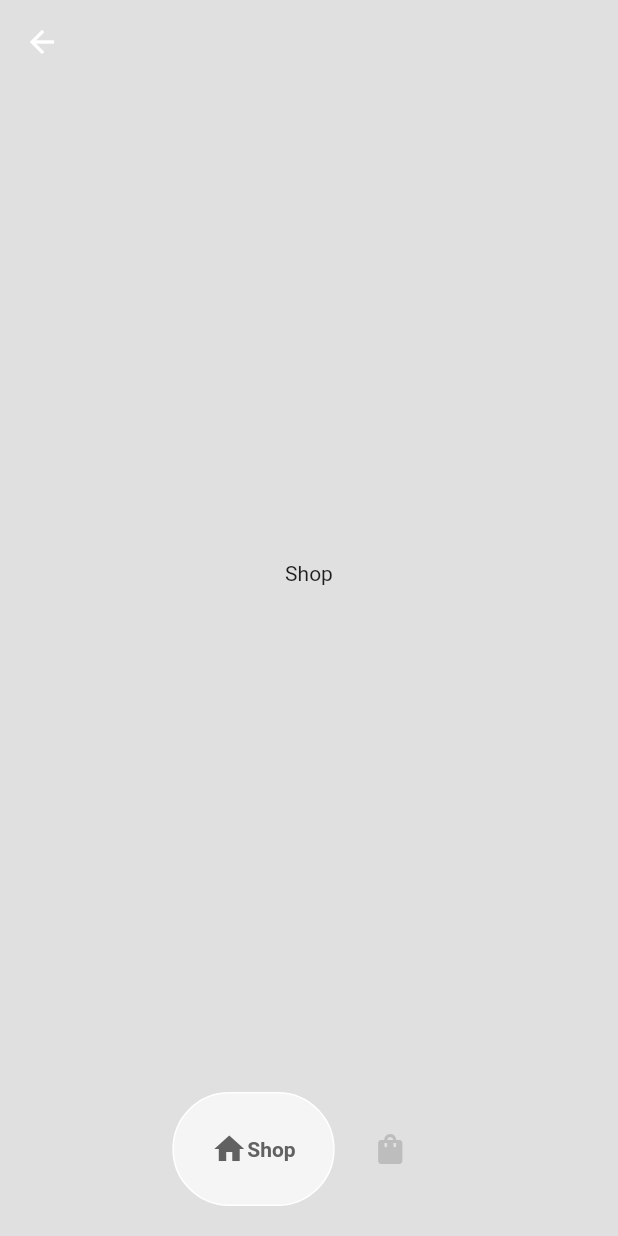
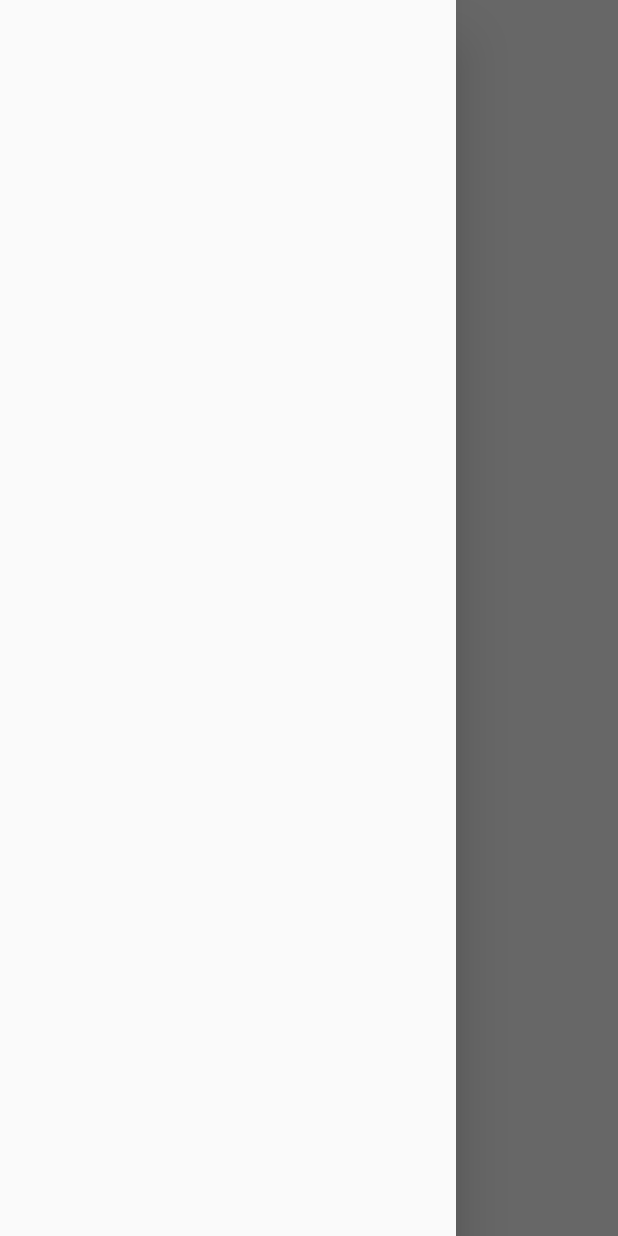
Before and after one commit to AramKim37/flutter-ecommerce, a Flutter app: the HomePage screen opened directly, with the side drawer open (before the commit the screen has no drawer), on a phone screen of 412 x 824 dp. Run offline on Flutter 3.47's test engine with Material 2 defaults, Android fonts, the phone set to English and light mode, and no system bars; drawn by our look-alikes of google_nav_bar.

Commit message:
add drawer to open the menu

```diff
--- a/lib/pages/home_page.dart
+++ b/lib/pages/home_page.dart
@@ -35,7 +35,16 @@ class _HomePageState extends State<HomePage> {
       appBar: AppBar(
         backgroundColor: Colors.grey[300],
         elevation: 0,
+        leading: Builder(
+          builder: (context) => IconButton(
+            icon: const Icon(Icons.menu, color: Colors.black),
+            onPressed: () {
+              Scaffold.of(context).openDrawer();
+            },
+          ),
+        ),
       ),
+      drawer: Drawer(),
       body: _pages[_seletedIndex],
     );
   }
```
